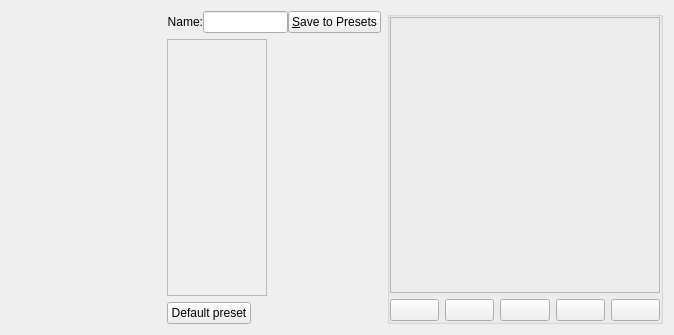
Before: the Qt Designer form krita/ui/forms/wdgpaintopsettings.ui in KDE/calligra, drawn with Qt 5.
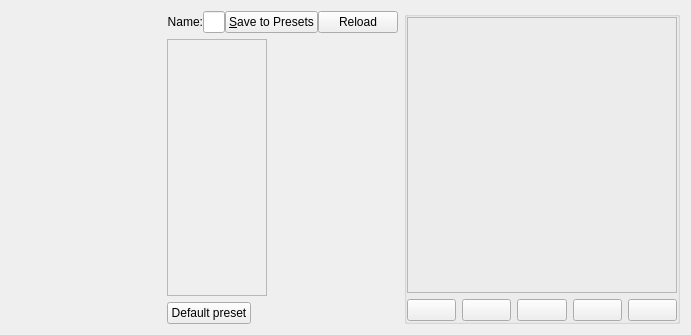
After: the same form once the commit is applied. Custom widgets are drawn as their Qt base class.

Commit message: modified:   image/brushengine/kis_paintop_preset.cpp 	modified:   image/brushengine/kis_paintop_preset.h 	modified:   image/brushengine/kis_paintop_settings.cpp 	modified:   image/kis_types.h 	modified:   ui/forms/wdgpaintopsettings.ui 	modified:   ui/kis_paintop_box.cc 	modified:   ui/kis_paintop_box.h 	modified:   ui/widgets/kis_paintop_presets_chooser_popup.cpp 	modified:   ui/widgets/kis_paintop_presets_popup.cpp 	modified:   ui/widgets/kis_paintop_presets_popup.h

Patch:
```diff
--- a/krita/ui/forms/wdgpaintopsettings.ui
+++ b/krita/ui/forms/wdgpaintopsettings.ui
@@ -114,6 +114,13 @@
          </property>
         </widget>
        </item>
+       <item>
+        <widget class="QPushButton" name="reload">
+         <property name="text">
+          <string>Reload</string>
+         </property>
+        </widget>
+       </item>
       </layout>
      </item>
     </layout>
```
The commit also changes 9 other files.
